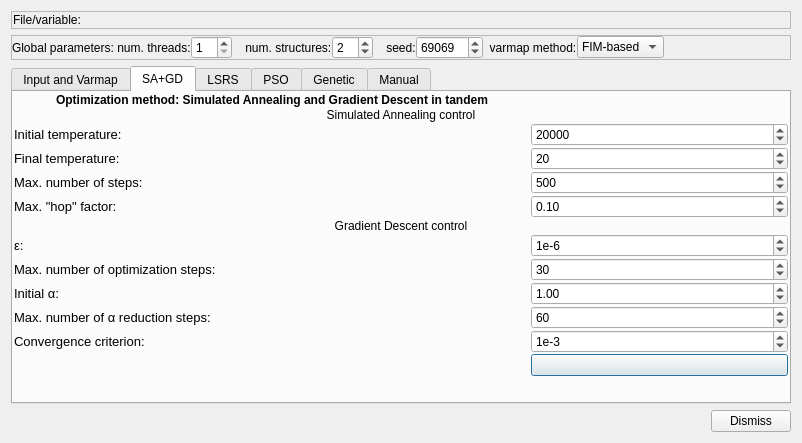
First picture: the form in dialogs/automaticvarfitdialog.ui, repository PauloCarvalhoRJ/gammaray, before the edit.
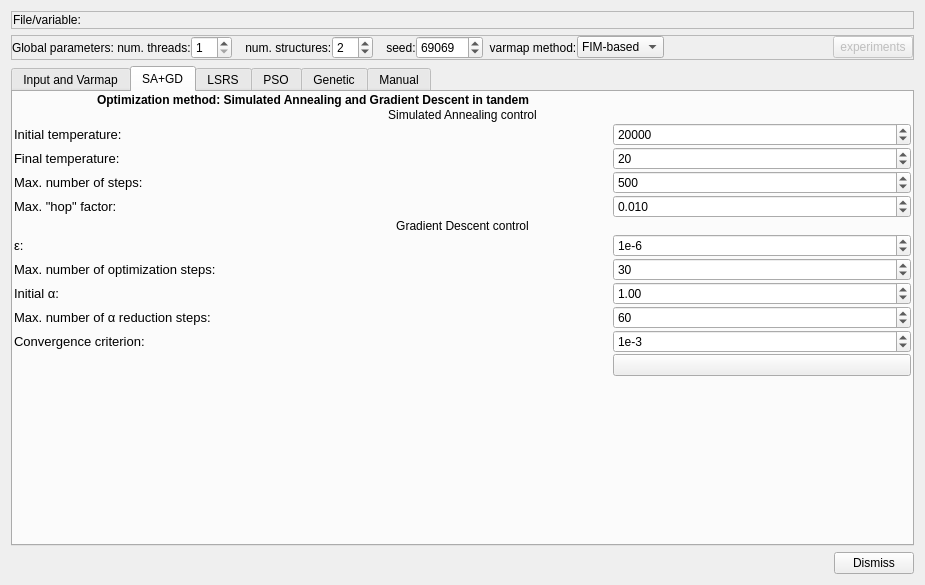
Second picture: the form after the edit. The open tabs and pages were chosen to show the change. Icons and pictures are not drawn.

Commit message: AutoVarFit: added a button to make experiments by varying parameters automatically (only available for developers for now).

The edit to the form file:
```diff
--- a/dialogs/automaticvarfitdialog.ui
+++ b/dialogs/automaticvarfitdialog.ui
@@ -6,8 +6,8 @@
    <rect>
     <x>0</x>
     <y>0</y>
-    <width>802</width>
-    <height>443</height>
+    <width>925</width>
+    <height>585</height>
    </rect>
   </property>
   <property name="windowTitle">
@@ -191,6 +191,16 @@
         </property>
        </spacer>
       </item>
+      <item>
+       <widget class="QPushButton" name="btnRunExperiments">
+        <property name="enabled">
+         <bool>false</bool>
+        </property>
+        <property name="text">
+         <string>experiments</string>
+        </property>
+       </widget>
+      </item>
      </layout>
     </widget>
    </item>
@@ -407,8 +417,11 @@
        </item>
        <item row="5" column="2">
         <widget class="QDoubleSpinBox" name="spinMaxHopFactor">
+         <property name="decimals">
+          <number>3</number>
+         </property>
          <property name="minimum">
-          <double>0.010000000000000</double>
+          <double>0.001000000000000</double>
          </property>
          <property name="maximum">
           <double>100.000000000000000</double>
@@ -417,7 +430,7 @@
           <double>0.100000000000000</double>
          </property>
          <property name="value">
-          <double>0.100000000000000</double>
+          <double>0.010000000000000</double>
          </property>
         </widget>
        </item>
```
Left out of the diff: 33 changed lines with no effect on the pictures. The commit also changes 2 other files.
